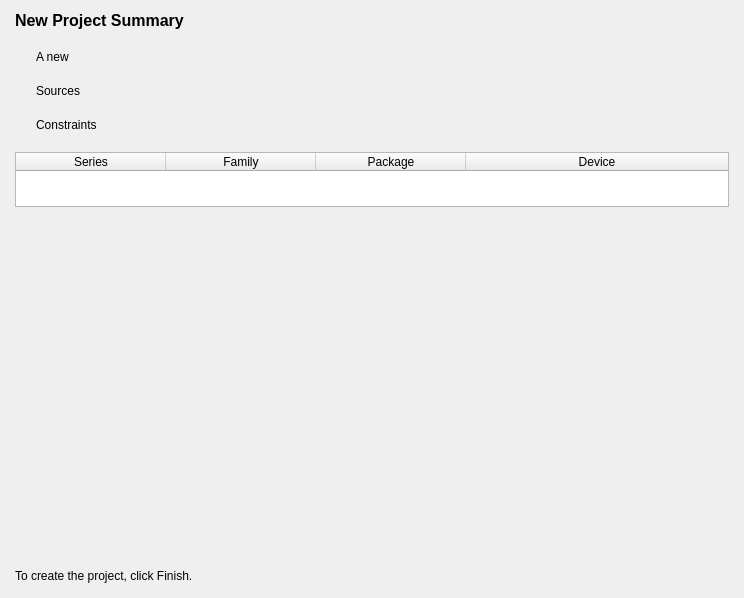
Before: the Qt Designer form src/NewProject/summary_form.ui in os-fpga/FOEDAG, drawn with Qt 5.
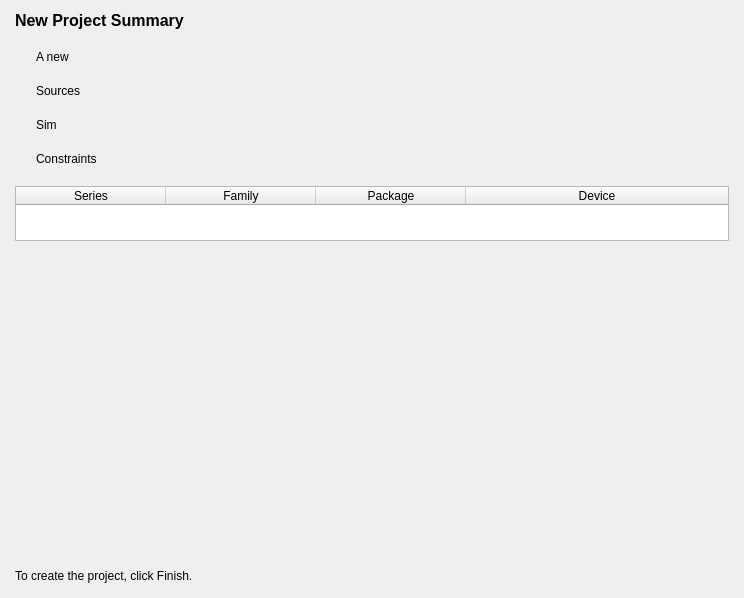
After: the same form once the commit is applied.

The edit to the form file:
```diff
--- a/src/NewProject/summary_form.ui
+++ b/src/NewProject/summary_form.ui
@@ -103,6 +103,30 @@
      </item>
     </layout>
    </item>
+   <item>
+    <layout class="QHBoxLayout" name="horizontalLayout_4" stretch="3,97">
+     <property name="spacing">
+      <number>0</number>
+     </property>
+     <property name="topMargin">
+      <number>0</number>
+     </property>
+     <item>
+      <widget class="QLabel" name="m_labelSimPic">
+       <property name="text">
+        <string/>
+       </property>
+      </widget>
+     </item>
+     <item>
+      <widget class="QLabel" name="m_labelSim">
+       <property name="text">
+        <string>Sim</string>
+       </property>
+      </widget>
+     </item>
+    </layout>
+   </item>
    <item>
     <layout class="QHBoxLayout" name="horizontalLayout_3" stretch="3,97">
      <property name="spacing">
```
